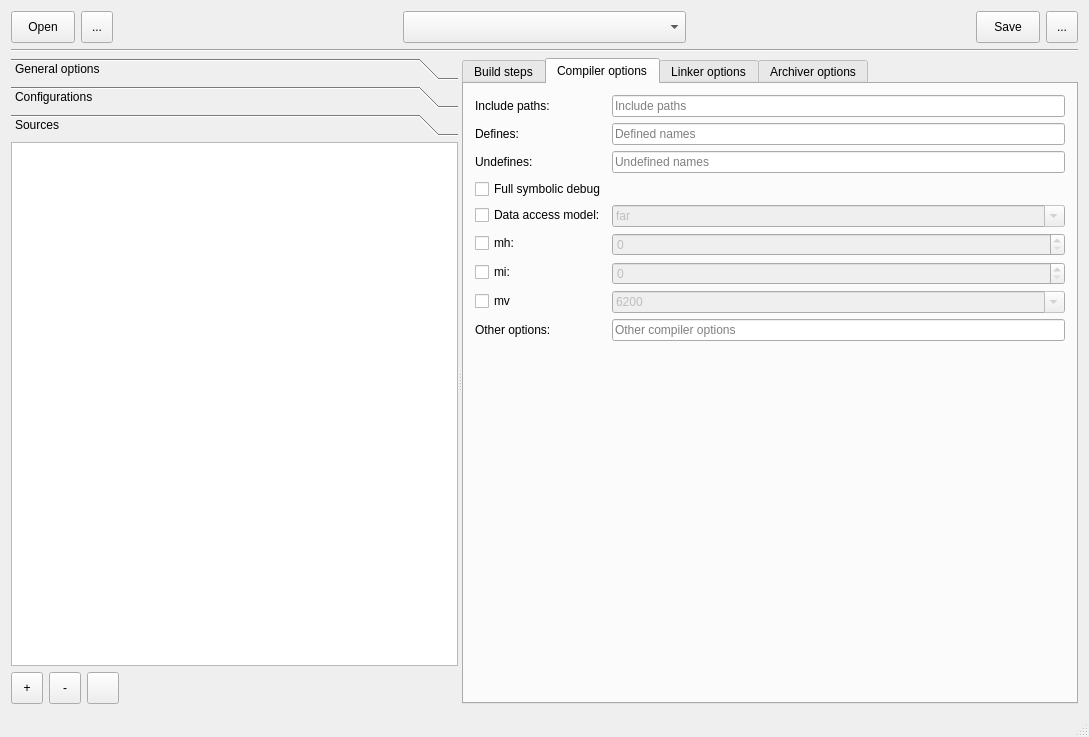
Qt form mainwindow.ui (molotov-dmitry/ccs-pjt-editor-qt) before a commit.
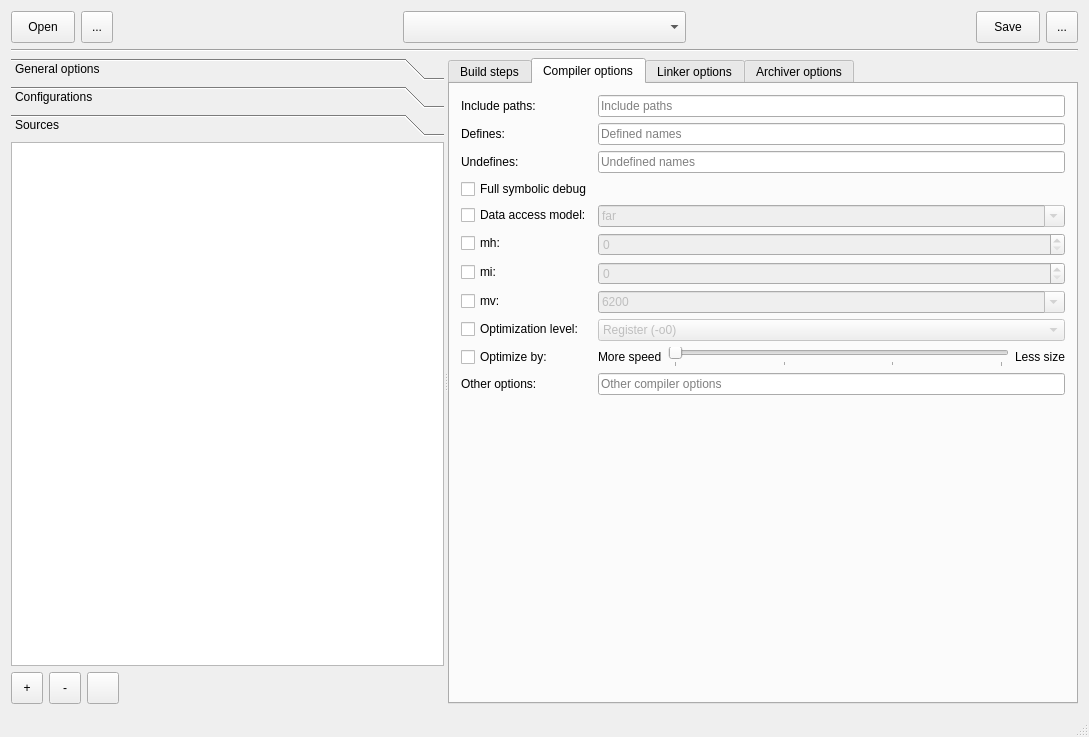
The same form after that commit. Icons and pictures are not drawn. Custom widgets are drawn as their Qt base class.

Commit message: Added code optimization level and type options edit widgets.

Patch:
```diff
--- a/mainwindow.ui
+++ b/mainwindow.ui
@@ -526,6 +526,13 @@
            </property>
           </widget>
          </item>
+         <item row="0" column="1">
+          <widget class="ListEditor" name="editCompilerIncludePaths">
+           <property name="placeholderText">
+            <string>Include paths</string>
+           </property>
+          </widget>
+         </item>
          <item row="1" column="0">
           <widget class="QLabel" name="label_4">
            <property name="text">
@@ -533,6 +540,13 @@
            </property>
           </widget>
          </item>
+         <item row="1" column="1">
+          <widget class="ListEditor" name="editCompilerDefines">
+           <property name="placeholderText">
+            <string>Defined names</string>
+           </property>
+          </widget>
+         </item>
          <item row="2" column="0">
           <widget class="QLabel" name="label_5">
            <property name="text">
@@ -540,6 +554,13 @@
            </property>
           </widget>
          </item>
+         <item row="2" column="1">
+          <widget class="ListEditor" name="editCompilerUndefines">
+           <property name="placeholderText">
+            <string>Undefined names</string>
+           </property>
+          </widget>
+         </item>
          <item row="4" column="0">
           <widget class="QCheckBox" name="checkFullSymbolicDebug">
            <property name="toolTip">
@@ -622,7 +643,7 @@
             <string>Target processor version</string>
            </property>
            <property name="text">
-            <string>mv</string>
+            <string>mv:</string>
            </property>
           </widget>
          </item>
@@ -651,35 +672,92 @@
            </item>
           </widget>
          </item>
+         <item row="9" column="0">
+          <widget class="QCheckBox" name="checkCompilerOptimizationLevel">
+           <property name="text">
+            <string>Optimization level:</string>
+           </property>
+          </widget>
+         </item>
+         <item row="9" column="1">
+          <widget class="QComboBox" name="boxCompilerOptimizationLevel">
+           <property name="enabled">
+            <bool>false</bool>
+           </property>
+           <item>
+            <property name="text">
+             <string>Register (-o0)</string>
+            </property>
+           </item>
+           <item>
+            <property name="text">
+             <string>Local (-o1)</string>
+            </property>
+           </item>
+           <item>
+            <property name="text">
+             <string>Function (-o2)</string>
+            </property>
+           </item>
+           <item>
+            <property name="text">
+             <string>Global (-o3)</string>
+            </property>
+           </item>
+          </widget>
+         </item>
          <item row="10" column="0">
-          <widget class="QLabel" name="label_8">
+          <widget class="QCheckBox" name="checkCompilerOptimizationType">
            <property name="text">
-            <string>Other options:</string>
-           </property>
-          </widget>
-         </item>
-         <item row="0" column="1">
-          <widget class="ListEditor" name="editCompilerIncludePaths">
-           <property name="placeholderText">
-            <string>Include paths</string>
-           </property>
-          </widget>
-         </item>
-         <item row="1" column="1">
-          <widget class="ListEditor" name="editCompilerDefines">
-           <property name="placeholderText">
-            <string>Defined names</string>
-           </property>
-          </widget>
-         </item>
-         <item row="2" column="1">
-          <widget class="ListEditor" name="editCompilerUndefines">
-           <property name="placeholderText">
-            <string>Undefined names</string>
+            <string>Optimize by:</string>
            </property>
           </widget>
          </item>
          <item row="10" column="1">
+          <layout class="QHBoxLayout" name="horizontalLayout">
+           <item>
+            <widget class="QLabel" name="label_11">
+             <property name="text">
+              <string>More speed</string>
+             </property>
+            </widget>
+           </item>
+           <item>
+            <widget class="QSlider" name="editCompilerOptimizationType">
+             <property name="enabled">
+              <bool>false</bool>
+             </property>
+             <property name="maximum">
+              <number>3</number>
+             </property>
+             <property name="pageStep">
+              <number>1</number>
+             </property>
+             <property name="orientation">
+              <enum>Qt::Horizontal</enum>
+             </property>
+             <property name="tickPosition">
+              <enum>QSlider::TicksBelow</enum>
+             </property>
+            </widget>
+           </item>
+           <item>
+            <widget class="QLabel" name="label_12">
+             <property name="text">
+              <string>Less size</string>
+             </property>
+            </widget>
+           </item>
+          </layout>
+         </item>
+         <item row="11" column="0">
+          <widget class="QLabel" name="label_8">
+           <property name="text">
+            <string>Other options:</string>
+           </property>
+          </widget>
+         </item>
+         <item row="11" column="1">
           <widget class="ListEditor" name="editCompilerOtherOptions">
            <property name="placeholderText">
             <string>Other compiler options</string>
@@ -959,7 +1037,8 @@
   </action>
   <action name="action_save_all">
    <property name="icon">
-    <iconset theme="document-save"/>
+    <iconset theme="document-save">
+     <normaloff>.</normaloff>.</iconset>
    </property>
    <property name="text">
     <string>Save all</string>
```
Left out of the diff: 40 changed lines with no effect on the pictures. The commit also changes 1 other file.
